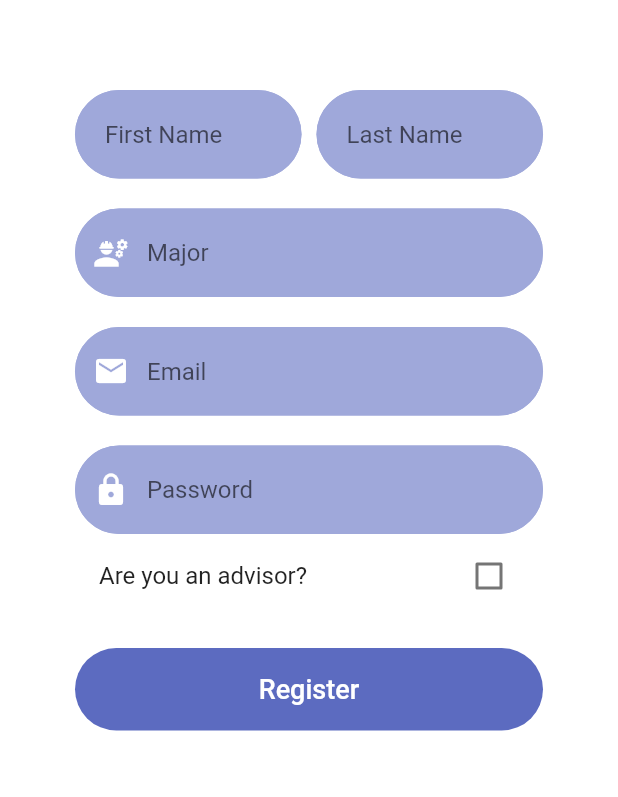
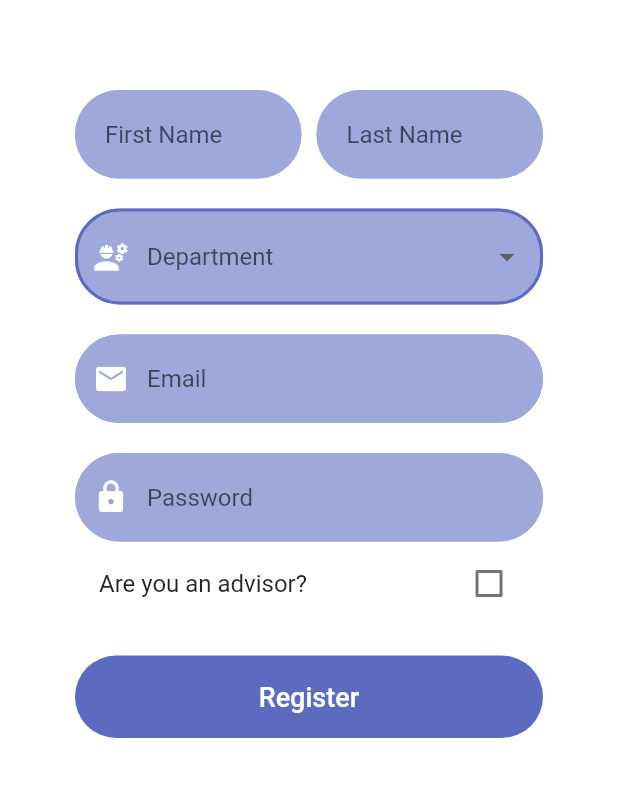
Before and after one commit to ghaidaajahjah/FYP_StudentAdvising, a Flutter app: the screen it shows after launch, after a tap on "Sign in", after a tap on "Register", on a phone screen of 412 x 824 dp, the part 84-881 px from its top. Run offline on Flutter 3.47's test engine with Material 2 defaults, Android fonts, the phone set to English and light mode, and no system bars; our stand-ins replace cloud_firestore, firebase_auth, firebase_core, firebase_storage, flutter_spinkit, google_maps_flutter and 2 more; missing offline and left inert: flutter_polyline_points; accounts and stored records are empty.

```diff
--- a/lib/screens/authenticate/register.dart
+++ b/lib/screens/authenticate/register.dart
@@ -30,8 +30,17 @@ class _RegisterState extends State<Register> {
   String profilePic =
       "https://www.kindpng.com/picc/m/24-248253_user-profile-default-image-png-clipart-png-download.png";
   String error = '';
-  bool isAdvisor = false;
-
+  bool? isAdvisor = false;
+  List<String> majors = <String>[
+    'ARCHITECTURE AND DESIGN',
+    'BIOMEDICAL ENGINEERING',
+    'CIVIL AND ENVIRONMENTAL ENGINEERING',
+    'CHEMICAL ENGINEERING',
+    'ELECTRICAL AND COMPUTER ENGINEERING',
+    'INDUSTRIAL ENGINEERING AND MANAGEMENT',
+    'MECHANICAL ENGINEERING'
+  ];
+  String? dropdownvalue;
   @override
   Widget build(BuildContext context) {
     return loading
@@ -66,6 +75,7 @@ class _RegisterState extends State<Register> {
                             Expanded(
                               flex: 1,
                               child: TextFormField(
+                                cursorColor: Colors.indigo,
                                 validator: (value) => value!.isEmpty
                                     ? 'Enter you first name please'
                                     : null,
@@ -83,6 +93,7 @@ class _RegisterState extends State<Register> {
                             Expanded(
                               flex: 1,
                               child: TextFormField(
+                                cursorColor: Colors.indigo,
                                 validator: (value) => value!.isEmpty
                                     ? 'Enter your last name please'
                                     : null,
@@ -99,27 +110,44 @@ class _RegisterState extends State<Register> {
                           ],
                         ),
                         SizedBox(height: 20),
-                        !isAdvisor
-                            ? TextFormField(
-                                validator: (value) => value!.isEmpty
-                                    ? 'Enter your major field'
-                                    : null,
-                                onChanged: (val) {
-                                  setState(() {
-                                    major = val;
-                                  });
-                                },
+                        DropdownButtonFormField<String?>(
+                          borderRadius: BorderRadius.circular(30),
+                          isExpanded: true,
+                          hint: Text('Department'),
+                          autofocus: true,
+                          value: dropdownvalue,
+                          elevation: 16,
                           decoration: textInputDecoration.copyWith(
-                                  hintText: 'Major',
+                            contentPadding: EdgeInsets.symmetric(
+                                vertical: 20, horizontal: 5),
                             prefixIcon: Icon(
                               Icons.engineering,
                               color: Colors.white,
                             ),
                           ),
-                              )
-                            : SizedBox(height: 0),
-                        !isAdvisor ? SizedBox(height: 20) : SizedBox(height: 0),
+                          validator: (value) => value == null
+                              ? 'Please select your department'
+                              : null,
+                          onChanged: (String? value) {
+                            // This is called when the user selects an item.
+                            setState(() {
+                              dropdownvalue = value!;
+                            });
+                          },
+                          items: majors
+                              .map<DropdownMenuItem<String?>>((String value) {
+                            return DropdownMenuItem<String?>(
+                              value: value,
+                              child: Text(
+                                value,
+                                style: TextStyle(fontSize: 12),
+                              ),
+                            );
+                          }).toList(),
+                        ),
+                        SizedBox(height: 20),
                         TextFormField(
+                          cursorColor: Colors.indigo,
                           validator: (value) =>
                               value!.isEmpty ? 'Enter an email please' : null,
                           onChanged: (val) {
@@ -137,6 +165,7 @@ class _RegisterState extends State<Register> {
                         ),
                         SizedBox(height: 20),
                         TextFormField(
+                          cursorColor: Colors.indigo,
                           validator: (value) => value!.length < 6
                               ? ' The password should be at least 6 characters '
                               : null,
--- a/lib/screens/authenticate/sign_in.dart
+++ b/lib/screens/authenticate/sign_in.dart
@@ -50,6 +50,7 @@ class _SignInState extends State<SignIn> {
                 child: Column(
                     crossAxisAlignment: CrossAxisAlignment.stretch,
                     children: <Widget>[
+                      SizedBox(height: 40),
                       TextFormField(
                         validator: (value) =>
                             value!.isEmpty ? 'Enter an email please' : null,
@@ -86,7 +87,7 @@ class _SignInState extends State<SignIn> {
                       ),
                       SizedBox(height: 10),
                       Row(
-                        mainAxisAlignment: MainAxisAlignment.start,
+                        mainAxisAlignment: MainAxisAlignment.center,
                         children: [
                           GestureDetector(
                             onTap: () {
@@ -102,7 +103,7 @@ class _SignInState extends State<SignIn> {
                           ),
                         ],
                       ),
-                      SizedBox(height: 10),
+                      SizedBox(height: 40),
                       TextButton(
                         onPressed: () async {
                           if (_formKey.currentState!.validate()) {
--- /dev/null
+++ b/lib/screens/chat/chatList.dart
@@ -0,0 +1,23 @@
+import 'package:flutter/material.dart';
+import 'package:flutter/src/widgets/container.dart';
+import 'package:flutter/src/widgets/framework.dart';
+
+class ChatList extends StatefulWidget {
+  const ChatList({super.key});
+
+  @override
+  State<ChatList> createState() => _ChatListState();
+}
+
+class _ChatListState extends State<ChatList> {
+  @override
+  Widget build(BuildContext context) {
+    return Scaffold(
+        backgroundColor: Colors.white,
+        appBar: AppBar(
+          backgroundColor: Colors.indigo[200],
+          elevation: 0.0,
+          title: Text("Sign up"),
+        ));
+  }
+}
--- a/lib/screens/home/home.dart
+++ b/lib/screens/home/home.dart
@@ -8,6 +8,7 @@ import 'package:student_advising_app/models/user.dart';
 import 'package:student_advising_app/screens/map/mapScreen.dart';
 import 'package:student_advising_app/screens/profile/profilePicScreen.dart';
 import 'package:student_advising_app/screens/wrapper.dart';
+import 'package:student_advising_app/screens/chat/chatList.dart';
 import 'package:student_advising_app/services/auth.dart';
 import 'package:student_advising_app/services/database.dart';
 
--- a/lib/screens/wrapper.dart
+++ b/lib/screens/wrapper.dart
@@ -16,7 +16,7 @@ class Wrapper extends StatelessWidget {
     if (user == null) {
       return Authenticate();
     } else {
-      print(user.isADvisor);
+      print(user.lastName);
       return Home();
     }
   }
```
Also changed, not shown: lib/screens/chat/newChat.dart (added). Lines whose indentation alone changed are shown as unchanged.
